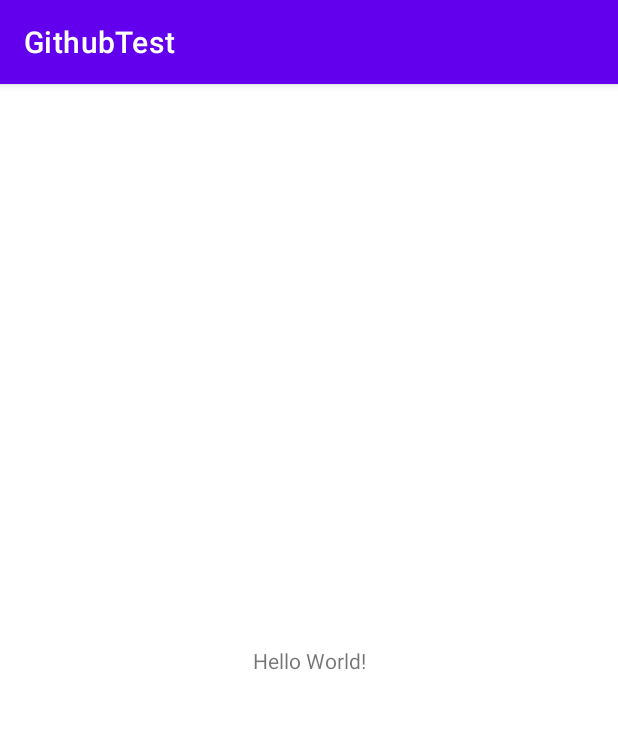
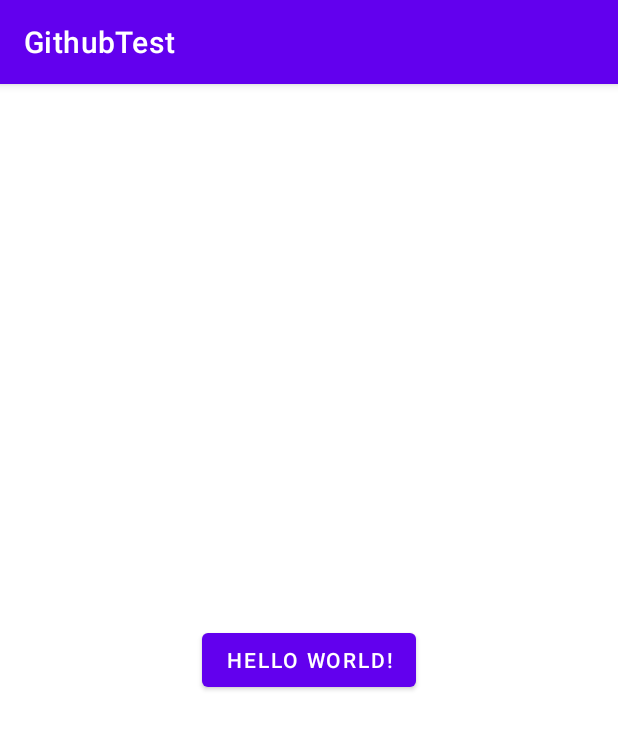
Before and after one commit to parkkh220706/GithubTest, an Android app: the screen it shows after launch (MainActivity), on a phone screen of 412 x 824 dp. Shown: the top 729 px of the screen. Run offline under Robolectric (Android 15) with nearby library versions, the phone set to English and light mode, and no system bars.

Commit message:
hihihihi gompyo

```diff
--- a/app/src/main/java/com/example/githubtest/MainActivity.kt
+++ b/app/src/main/java/com/example/githubtest/MainActivity.kt
@@ -2,12 +2,18 @@ package com.example.githubtest
 
 import androidx.appcompat.app.AppCompatActivity
 import android.os.Bundle
+import android.widget.Button
+import android.widget.Toast
 
 class MainActivity : AppCompatActivity() {
     override fun onCreate(savedInstanceState: Bundle?) {
         super.onCreate(savedInstanceState)
         setContentView(R.layout.activity_main)
 
+        val btn: Button = findViewById(R.id.btn)
+
+        btn.setOnClickListener { Toast.makeText(this, "clicked button", Toast.LENGTH_LONG).show() }
+
 
 
     }
--- a/app/src/main/res/layout/activity_main.xml
+++ b/app/src/main/res/layout/activity_main.xml
@@ -1,18 +1,16 @@
 <?xml version="1.0" encoding="utf-8"?>
-<androidx.constraintlayout.widget.ConstraintLayout xmlns:android="http://schemas.android.com/apk/res/android"
+<RelativeLayout xmlns:android="http://schemas.android.com/apk/res/android"
     xmlns:app="http://schemas.android.com/apk/res-auto"
     xmlns:tools="http://schemas.android.com/tools"
     android:layout_width="match_parent"
     android:layout_height="match_parent"
     tools:context=".MainActivity">
 
-    <TextView
+    <Button
+        android:id="@+id/btn"
         android:layout_width="wrap_content"
         android:layout_height="wrap_content"
         android:text="Hello World!"
-        app:layout_constraintBottom_toBottomOf="parent"
-        app:layout_constraintEnd_toEndOf="parent"
-        app:layout_constraintStart_toStartOf="parent"
-        app:layout_constraintTop_toTopOf="parent" />
+        android:layout_centerInParent="true" />
 
-</androidx.constraintlayout.widget.ConstraintLayout>
+</RelativeLayout>
```
